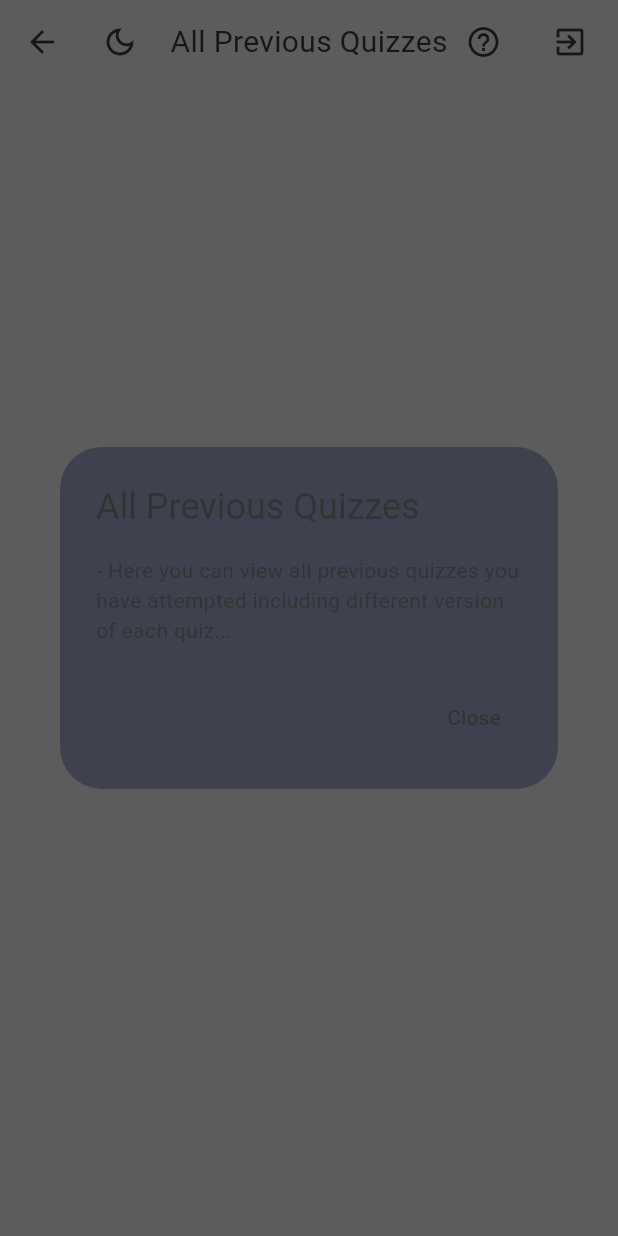
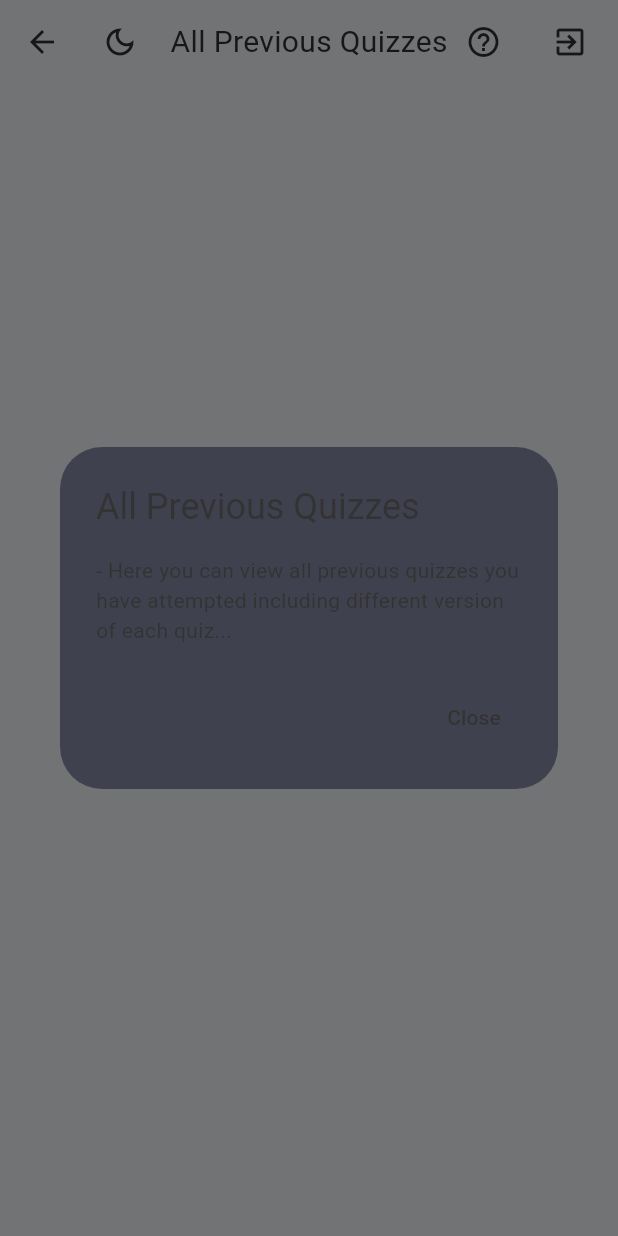
Before and after one commit to SETAP-Education/EducationApp, a Flutter app: the QuizHistoryPage screen opened directly, after a tap on the "light mode" icon, after a tap on the "help outline" icon, on a phone screen of 412 x 824 dp. Run offline on Flutter 3.47's test engine with Material 3 defaults, Android fonts, the phone set to English and light mode, and no system bars; our stand-ins replace cloud_firestore, firebase_auth, firebase_core, google_fonts; accounts and stored records are empty; statements that could not run were skipped.

Commit message:
Changes to app theming, sort of...not entirely sure if this is correct or how it needed to be implemented.

```diff
--- a/education_app/lib/Pages/AuthenticationPages/LoginPage.dart
+++ b/education_app/lib/Pages/AuthenticationPages/LoginPage.dart
@@ -190,7 +190,7 @@ class _LoginPageState extends State<LoginPage> {
                   child: Text(
                     'Forgot Password?',
                     style: TextStyle(
-                      color: Color(0xFF19c37d),
+                      color: Theme.of(context).colorScheme.primary,
                     ),
                   ),
                 ),
@@ -205,7 +205,7 @@ class _LoginPageState extends State<LoginPage> {
                 _login();
               },
 
-              child: Text('Log in', style: GoogleFonts.nunito(color: Colors.white, fontSize: 18, fontWeight: FontWeight.bold)),
+              child: Text('Log in', style: GoogleFonts.nunito(color: Theme.of(context).colorScheme.secondary, fontSize: 18, fontWeight: FontWeight.bold)),
             ),
             // ElevatedButton(
             //   onPressed: () {
@@ -243,7 +243,7 @@ class _LoginPageState extends State<LoginPage> {
                     child: Text(
                       'Sign up',
                       style: GoogleFonts.nunito(
-                        color: Color(0xFF19c37d),
+                        color: Theme.of(context).colorScheme.secondary,
                         fontSize: 17.0,
                       ),
                     ),
--- a/education_app/lib/Theme/AppTheme.dart
+++ b/education_app/lib/Theme/AppTheme.dart
@@ -10,15 +10,14 @@ class AppTheme {
 
   static ThemeData lightTheme = ThemeData(
     colorScheme: const ColorScheme.light(
-      background: Color.fromARGB(255, 160, 160, 160),
-
-      // background: Color.fromRGBO(240, 98, 146, 1),
-      primary: Color.fromARGB(255, 232, 232, 232),
-      secondary: Color.fromARGB(255, 51, 51, 51),
+      background: Colors.transparent,
+      primary: Color(0xFF19c37d),
+      secondary: Color(0xFF333333),
+      primaryContainer: Colors.white,
+      secondaryContainer: Colors.black,
       error: Colors.orange,
-      primaryContainer: Colors.white
     ),
-     scaffoldBackgroundColor: Color.fromARGB(255, 200, 200, 200),
+     scaffoldBackgroundColor: Color(0xFFF9FAFE),
     textTheme: const TextTheme(
       bodyMedium: TextStyle(color: Color(0xFF333333)),
     ),
@@ -31,14 +30,13 @@ class AppTheme {
   static ThemeData darkTheme = ThemeData(
     colorScheme: const ColorScheme.dark(
       background: Colors.transparent,
-      // background: Colors.transparent,
-      primary: Color.fromARGB(76, 123, 123, 123),
-      secondary: Color.fromARGB(255, 231, 231, 231),
+      primary: Color(0xFF19c37d),
+      secondary: Color(0xFFE7E7E7),
       primaryContainer: Color(0xFF202226),
+      secondaryContainer: Colors.white,
       error: Colors.orange,
     ),
-
-     scaffoldBackgroundColor: Color(0xFF2c2b28),
+     scaffoldBackgroundColor: Color(0xFF131517),
     textTheme: const TextTheme(
       bodyMedium: TextStyle(color: Color(0xFFE7E7E7)),
     ),
```
Also changed, not shown: education_app/lib/Pages/LandingPage.dart (+8 -8 lines).
